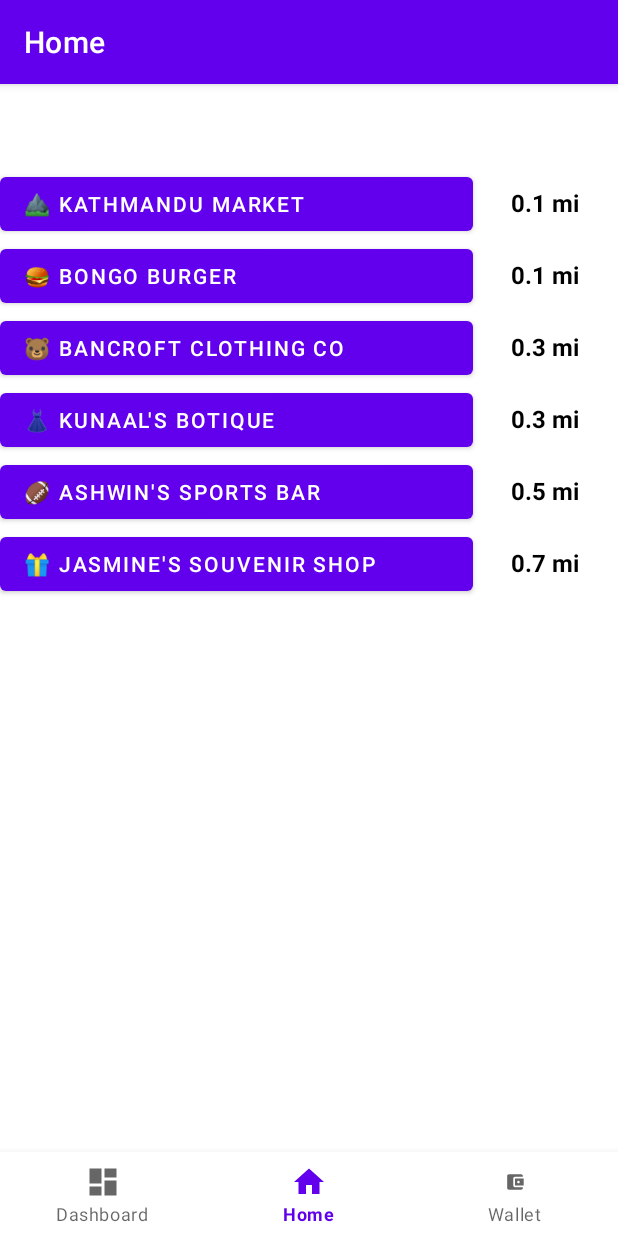
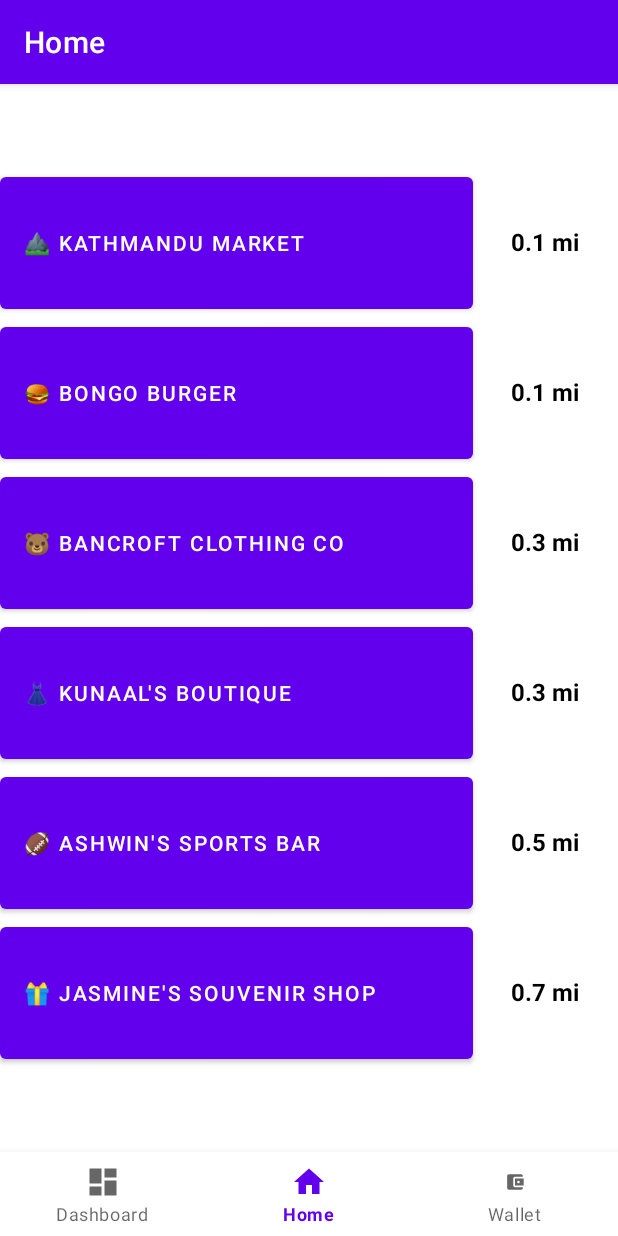
Before and after one commit to aganesh10/bazaar, an Android app: the screen it shows after launch (MainActivity), on a phone screen of 412 x 824 dp. Run offline under Robolectric (Android 15) with nearby library versions, the phone set to English and light mode, and no system bars; our stand-ins replace navigation-ui.

Commit message:
thicker home boxes

```diff
--- a/app/src/main/res/layout/fragment_home.xml
+++ b/app/src/main/res/layout/fragment_home.xml
@@ -7,7 +7,7 @@
         <Button
             android:id="@+id/text_home"
             android:layout_width="315dp"
-            android:layout_height="wrap_content"
+            android:layout_height="100dp"
             android:gravity="left|center"
             android:text="⛰️ Kathmandu Market" />
 
@@ -25,7 +25,7 @@
         <Button
         android:id="@+id/text_bongo"
         android:layout_width="wrap_content"
-        android:layout_height="wrap_content"
+            android:layout_height="100dp"
             android:gravity="left|center"
             android:text="🍔 Bongo Burger"/>
 
@@ -42,7 +42,7 @@
         <Button
             android:id="@+id/text_pacsun"
             android:layout_width="wrap_content"
-            android:layout_height="wrap_content"
+            android:layout_height="100dp"
             android:gravity="left|center"
             android:text="🐻 Bancroft Clothing Co"/>
         <TextView
@@ -58,9 +58,9 @@
         <Button
             android:id="@+id/text_botique"
             android:layout_width="wrap_content"
-            android:layout_height="wrap_content"
+            android:layout_height="100dp"
             android:gravity="left|center"
-            android:text="👗 Kunaal's Botique"/>
+            android:text="👗 Kunaal's Boutique"/>
         <TextView
             android:layout_width="match_parent"
             android:layout_height="wrap_content"
@@ -74,7 +74,7 @@
         <Button
             android:id="@+id/text_sports"
             android:layout_width="wrap_content"
-            android:layout_height="wrap_content"
+            android:layout_height="100dp"
             android:gravity="left|center"
             android:text="🏈 Ashwin's Sports Bar"/>
         <TextView
@@ -90,7 +90,7 @@
         <Button
             android:id="@+id/text_gift"
             android:layout_width="wrap_content"
-            android:layout_height="wrap_content"
+            android:layout_height="100dp"
             android:gravity="left|center"
             android:text="🎁 Jasmine's Souvenir Shop"/>
         <TextView
```
